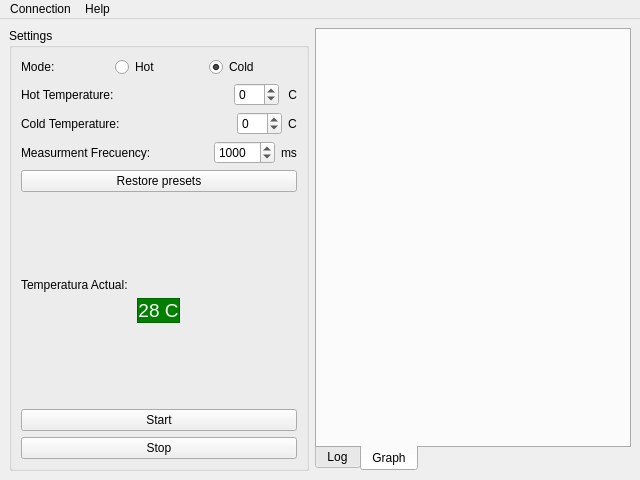
ccarb/ThermstUtils, file interface/designerFiles/mainWindow.ui: the form before one commit.
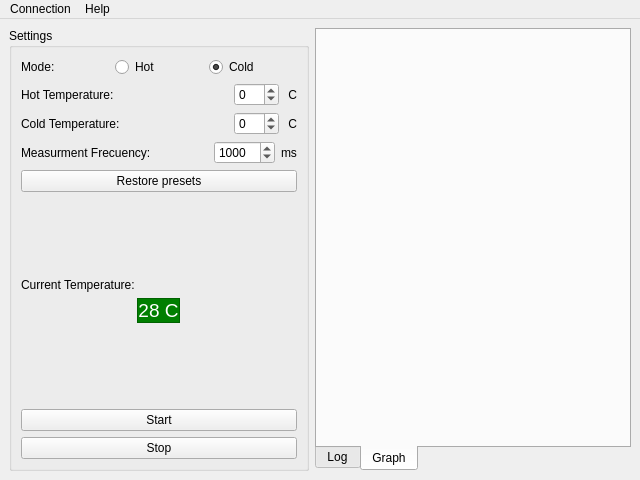
The form after the commit. Icons and pictures are not drawn. Custom widgets are drawn as their Qt base class.

Commit message: Making the dialog fuctional

Diff of the .ui file:
```diff
--- a/interface/designerFiles/mainWindow.ui
+++ b/interface/designerFiles/mainWindow.ui
@@ -159,7 +159,7 @@
          <item>
           <widget class="QLabel" name="coldTempCelsiusLabel">
            <property name="text">
-            <string>C</string>
+            <string> C</string>
            </property>
           </widget>
          </item>
@@ -232,7 +232,7 @@
        <item>
         <widget class="QLabel" name="CurrentTemperatureLabel">
          <property name="text">
-          <string>Temperatura Actual:</string>
+          <string>Current Temperature:</string>
          </property>
         </widget>
        </item>
```
The commit also changes 2 other files.
